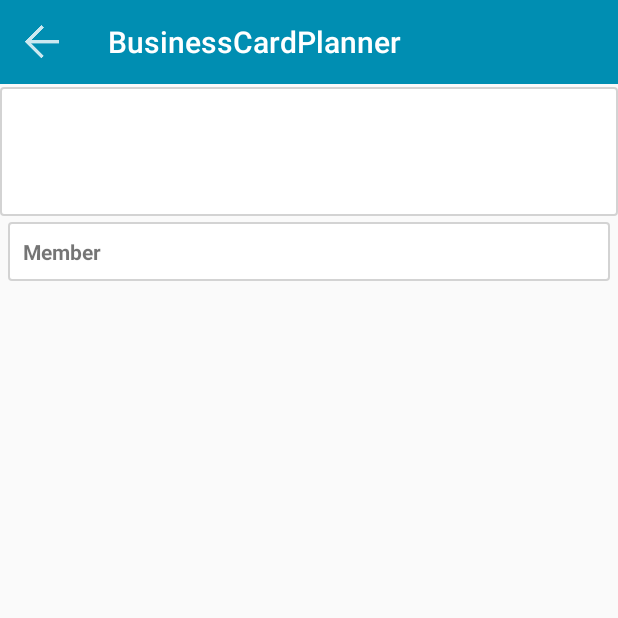
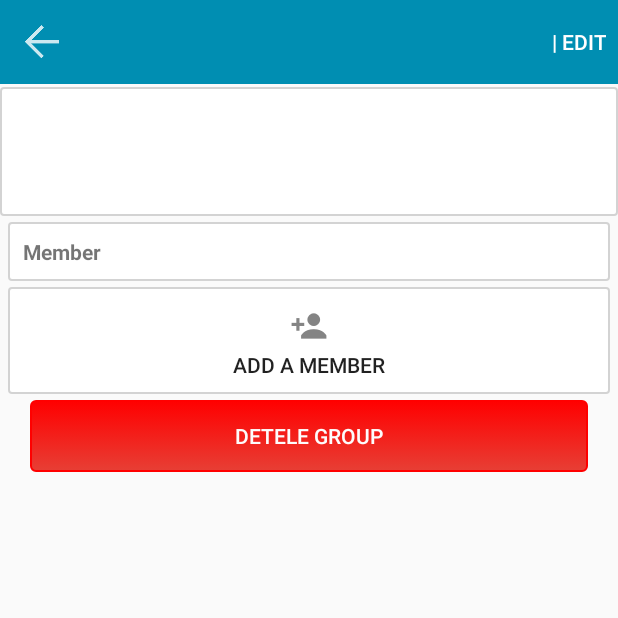
Before and after one commit to DiForest/BusinessCardPlanner, an Android app: the GroupsProfile screen opened directly, with no data from a screen before it, on a phone screen of 412 x 824 dp, the top half of it. Run offline under Robolectric (Android 15) with nearby library versions, the phone set to English and light mode, and no system bars; 3 statements that could not run were skipped.

Commit message:
Add feature: add new member in group
not yet finish. after view all list, but not yet added in the group

```diff
--- a/app/src/main/AndroidManifest.xml
+++ b/app/src/main/AndroidManifest.xml
@@ -38,6 +38,8 @@
             android:label="Create new Group"/>
 
         <activity android:name=".BusinessGroup.GroupsProfile" />
+
+        <activity android:name=".BusinessGroup.AddMemberActivity" />
     </application>
 
 </manifest>
--- /dev/null
+++ b/app/src/main/java/sam/businesscardplanner/BusinessGroup/AddMemberActivity.java
@@ -0,0 +1,49 @@
+package sam.businesscardplanner.BusinessGroup;
+
+import android.os.Bundle;
+import android.support.v7.app.AppCompatActivity;
+import android.view.View;
+import android.widget.AdapterView;
+import android.widget.ListView;
+
+import java.util.List;
+
+import sam.businesscardplanner.BusinessCard.BusinessCard;
+import sam.businesscardplanner.BusinessCard.RowViewAdapter;
+import sam.businesscardplanner.DatabaseHandler.DatabaseHandler;
+import sam.businesscardplanner.R;
+
+/**
+ * Created by Administrator on 8/7/2015.
+ */
+public class AddMemberActivity extends AppCompatActivity {
+
+    List list = null;
+
+    public void onCreate(Bundle savedInstance){
+        super.onCreate(savedInstance);
+        //reuse the fragment business card layout, list
+        setContentView(R.layout.fragment_business_cards);
+
+        final RowViewAdapter adapter =  new RowViewAdapter(this.getApplicationContext(), generateData());
+        final ListView listView = (ListView) this.findViewById(R.id.business_card_list);
+        listView.setAdapter(adapter);
+
+        listView.setOnItemClickListener(new AdapterView.OnItemClickListener(){
+
+            @Override
+            public void onItemClick(AdapterView<?> parent, View view, int position, long id) {
+
+            }
+        });
+
+
+    }
+
+    private List<BusinessCard> generateData(){
+        DatabaseHandler db1 = new DatabaseHandler(this.getApplicationContext());
+        list = db1.getAllBusinessCard();
+        return list;
+    }
+
+}
--- /dev/null
+++ b/app/src/main/java/sam/businesscardplanner/BusinessGroup/EditGroupActivity.java
@@ -0,0 +1,10 @@
+package sam.businesscardplanner.BusinessGroup;
+
+import android.support.v7.app.AppCompatActivity;
+
+/**
+ * Created by Administrator on 8/7/2015.
+ */
+public class EditGroupActivity extends AppCompatActivity {
+
+}
--- a/app/src/main/java/sam/businesscardplanner/BusinessGroup/GroupsProfile.java
+++ b/app/src/main/java/sam/businesscardplanner/BusinessGroup/GroupsProfile.java
@@ -5,7 +5,10 @@ import android.content.Intent;
 import android.os.Bundle;
 import android.support.v7.app.AppCompatActivity;
 import android.support.v7.widget.Toolbar;
+import android.view.Menu;
+import android.view.MenuItem;
 import android.view.View;
+import android.widget.Button;
 import android.widget.TextView;
 
 import java.util.List;
@@ -24,6 +27,8 @@ public class GroupsProfile extends AppCompatActivity{
     TextView groupName;
     TextView groupDescription;
     TextView groupCreateDate;
+    Button btnAddMember;
+    Button btnDeteleGroup;
     List list = null;
 
     Context context;
@@ -35,23 +40,44 @@ public class GroupsProfile extends AppCompatActivity{
         setUpToolbar();
         setUpNavDrawer();
 
+        //set up all the elements of the layout
         groupName = (TextView) findViewById(R.id.group_name);
         groupDescription = (TextView) findViewById(R.id.group_description);
         groupCreateDate = (TextView) findViewById(R.id.group_created_date);
 
+        btnAddMember = (Button) findViewById(R.id.add_member);
+        btnDeteleGroup = (Button) findViewById(R.id.btn_detele_group);
+
+        //get the id and display the information
         Intent intent = getIntent();
         int itemID = intent.getExtras().getInt("ITEM ID", -1);
-        DatabaseHandler groupsDB = new DatabaseHandler(this);
-        BusinessGroups businessGroups = groupsDB.getGroup(itemID);
+        final DatabaseHandler groupsDB = new DatabaseHandler(this);
+        final BusinessGroups businessGroups = groupsDB.getGroup(itemID);
 
+        //set the activity label
+        setTitle(businessGroups.get_name());
+
+        //set up the information
         groupName.setText(businessGroups.get_name());
         groupCreateDate.setText(businessGroups.get_created_date());
 
-        /*
-        final GroupMemberListAdapter adapter = new GroupMemberListAdapter(this,generateData());
-        final ListView listView = (ListView) findViewById(R.id.member_list);
-        listView.setAdapter(adapter);
-        */
+        //set up the detele button
+        btnDeteleGroup.setOnClickListener(new View.OnClickListener() {
+            @Override
+            public void onClick(View v) {
+                //detele the group
+                groupsDB.deteleGroups(businessGroups);
+            }
+        });
+
+        btnAddMember.setOnClickListener(new View.OnClickListener() {
+            @Override
+            public void onClick(View v) {
+                Intent addMemberIntent = new Intent(GroupsProfile.this,AddMemberActivity.class);
+                startActivity(addMemberIntent);
+
+            }
+        });
     }
 
     private List<BusinessCard> generateData(){
@@ -65,6 +91,25 @@ public class GroupsProfile extends AppCompatActivity{
         if (mToolbar != null) {
             setSupportActionBar(mToolbar);
         }
+    }
+
+    //setup the menu
+    @Override
+    public boolean onCreateOptionsMenu(Menu menu) {
+        getMenuInflater().inflate(R.menu.edit_menu, menu);
+        return true;
+    }
+
+    //setup the menu items
+    @Override
+    public boolean onOptionsItemSelected(MenuItem item) {
+
+        switch (item.getItemId()) {
+            case R.id.action_edit:
+
+                return true;
+        }
+        return super.onOptionsItemSelected(item);
     }
 
     private void setUpNavDrawer() {
--- /dev/null
+++ b/app/src/main/res/drawable/round_corner_red.xml
@@ -0,0 +1,24 @@
+<?xml version="1.0" encoding="utf-8"?>
+<selector xmlns:android="http://schemas.android.com/apk/res/android" >
+    <item android:state_pressed="true" >
+        <shape android:shape="rectangle"  >
+            <corners android:radius="3dip" />
+            <stroke android:width="1dip" android:color="#f00" />
+            <gradient android:angle="-90" android:startColor="#f00" android:endColor="#e73f35"  />
+        </shape>
+    </item>
+    <item android:state_focused="true">
+        <shape android:shape="rectangle"  >
+            <corners android:radius="3dip" />
+            <stroke android:width="1dip" android:color="#e73f35" />
+            <solid android:color="#f00"/>
+        </shape>
+    </item>
+    <item >
+        <shape android:shape="rectangle"  >
+            <corners android:radius="3dip" />
+            <stroke android:width="1dip" android:color="#f00" />
+            <gradient android:angle="-90" android:startColor="#f00" android:endColor="#e73f35" />
+        </shape>
+    </item>
+</selector>
--- /dev/null
+++ b/app/src/main/res/layout/add_member.xml
@@ -0,0 +1,6 @@
+<?xml version="1.0" encoding="utf-8"?>
+<LinearLayout xmlns:android="http://schemas.android.com/apk/res/android"
+    android:orientation="vertical" android:layout_width="match_parent"
+    android:layout_height="match_parent">
+
+</LinearLayout>
--- a/app/src/main/res/layout/groups_profile.xml
+++ b/app/src/main/res/layout/groups_profile.xml
@@ -63,6 +63,28 @@
                 android:layout_width="fill_parent"
                 android:layout_height="wrap_content" />
 
+            </LinearLayout>
+
+            <LinearLayout
+                    android:layout_height="fill_parent"
+                    android:layout_width="fill_parent"
+                    android:orientation="vertical"
+                    android:layout_marginTop="2dip"
+                    android:layout_marginLeft="5dip"
+                    android:layout_marginRight="5dip"
+                    android:layout_marginBottom="2dip"
+                    android:padding="10dip"
+                    android:background="@drawable/round_corner">
+
+                <Button
+                    android:id="@+id/add_member"
+                    android:layout_width="match_parent"
+                    android:layout_height="match_parent"
+                    android:gravity="center"
+                    android:drawableTop="@drawable/ic_add_people"
+                    android:background="#ffffff"
+                    android:text="@string/add_member" />
+
                 <ListView
                     android:id="@+id/member_list"
                     android:layout_width="fill_parent"
@@ -71,6 +93,20 @@
                     android:cacheColorHint="#00000000" />
 
             </LinearLayout>
+
+            <Button
+                android:id="@+id/btn_detele_group"
+                android:layout_width="match_parent"
+                android:layout_height="wrap_content"
+                android:layout_marginTop="2dip"
+                android:layout_marginLeft="20dip"
+                android:layout_marginRight="20dip"
+                android:layout_marginBottom="2dip"
+                android:text="Detele Group"
+                android:textColor="#fdfcfc"
+                android:clickable="true"
+                android:background="@drawable/round_corner_red"/>
+
             </LinearLayout>
     </ScrollView>
 </LinearLayout>
--- a/app/src/main/res/layout/groups_row_items.xml
+++ b/app/src/main/res/layout/groups_row_items.xml
@@ -3,7 +3,7 @@
     android:orientation="horizontal"
     android:layout_width="match_parent"
     android:layout_height="wrap_content"
-    android:padding="5dip">
+    android:padding="10dip">
 
 
     <TextView
--- /dev/null
+++ b/app/src/main/res/menu/edit_menu.xml
@@ -0,0 +1,11 @@
+<?xml version="1.0" encoding="utf-8"?>
+<menu xmlns:android="http://schemas.android.com/apk/res/android"
+    xmlns:app="http://schemas.android.com/apk/res-auto"
+    xmlns:tools="http://schemas.android.com/tools"
+    tools:context=".AddNewGroupNameActivity">
+
+    <item android:id="@+id/action_edit"
+        android:title=" | EDIT"
+        android:orderInCategory="100"
+        app:showAsAction="always|withText" />
+</menu>
--- a/app/src/main/res/values/strings.xml
+++ b/app/src/main/res/values/strings.xml
@@ -20,6 +20,7 @@
     <string name="email">email</string>
 
     <string name="member">Member</string>
+    <string name="add_member">Add a Member</string>
 
     <string name="groupName">Group name</string>
     <string name="groupDescription">Description your group</string>
```
Also changed, not shown: app/src/main/res/drawable-hdpi/ic_add_people.png (added), app/src/main/res/drawable-mdpi/ic_add_people.png (added), app/src/main/res/drawable-xhdpi/ic_add_people.png (added), app/src/main/res/drawable-xxhdpi/ic_add_people.png (added).
